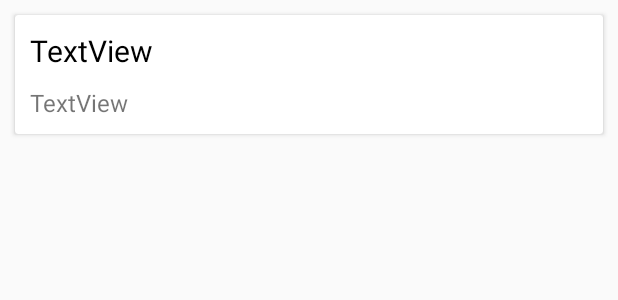
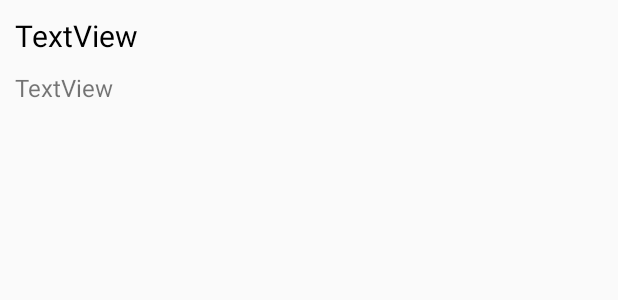
Before and after one commit to Dannyang27/Kino, an Android app: the layout viewholder_review.xml on its own in the app's theme, with its tools: preview values and no code run, on a phone screen of 412 x 824 dp. Shown: the top 300 px of the screen. Run offline under Robolectric (Android 15) with nearby library versions, the phone set to English and light mode, and no system bars.

Commit message:
Review cardview removed

```diff
--- a/app/src/main/java/com/example/ledannyyang/movies/FragmentMovieDetail/MovieDetailReviewFragment.kt
+++ b/app/src/main/java/com/example/ledannyyang/movies/FragmentMovieDetail/MovieDetailReviewFragment.kt
@@ -10,6 +10,7 @@ import android.view.ViewGroup
 import com.example.ledannyyang.movies.AllMightyDataController
 import com.example.ledannyyang.movies.Model.Review.ReviewItem
 import com.example.ledannyyang.movies.R
+import com.example.ledannyyang.movies.RecyclerView.HorizontalDivider
 import com.example.ledannyyang.movies.RecyclerView.MovieDetail.ReviewAdapter
 import com.example.ledannyyang.movies.Retrofit.RetrofitClient
 
@@ -35,6 +36,7 @@ class MovieDetailReviewFragment : Fragment(){
         reviewRecyclerView = view.findViewById<RecyclerView>(R.id.review_recyclerview).apply {
             setHasFixedSize(true)
             layoutManager = reviewViewManager
+            addItemDecoration(HorizontalDivider(this.context))
             adapter = reviewAdapter
         }
 
--- a/app/src/main/java/com/example/ledannyyang/movies/Retrofit/RetrofitClient.kt
+++ b/app/src/main/java/com/example/ledannyyang/movies/Retrofit/RetrofitClient.kt
@@ -198,15 +198,12 @@ object RetrofitClient{
         return success
     }
 
+    // gets only first trailer if exist
     fun getVideosById( id: Int, language: String = "en-US"): Boolean{
         val call = service.getVideosById( id.toString(), language)
         var success = false
         call.enqueue(object : Callback<Video>{
             override fun onResponse(call: Call<Video>, response: Response<Video>) {
-//                response.body()?.copy()?.results?.iterator()?.forEach {
-//                    Log.d(API, "name by ${it.name}, key = ${it.key}")
-//                    MovieDetailInfoFragment.trailerKey = it.key
-//                }
                 val videoItem = response.body()?.copy()?.results
                 if(videoItem?.getOrNull(0) != null){
                     val key = videoItem?.get(0).key
--- a/app/src/main/res/layout/viewholder_review.xml
+++ b/app/src/main/res/layout/viewholder_review.xml
@@ -2,13 +2,7 @@
 <LinearLayout xmlns:android="http://schemas.android.com/apk/res/android"
     android:layout_width="match_parent"
     android:layout_height="wrap_content"
-    android:orientation="vertical"
-    >
-
-    <android.support.v7.widget.CardView
-        android:layout_width="match_parent"
-        android:layout_height="wrap_content"
-        android:layout_margin="10dp">
+    android:orientation="vertical">
 
         <LinearLayout
             android:layout_width="match_parent"
@@ -32,5 +26,4 @@
                 android:text="TextView"
                 android:textSize="@dimen/font_size_medium"/>
         </LinearLayout>
-    </android.support.v7.widget.CardView>
 </LinearLayout>
```
